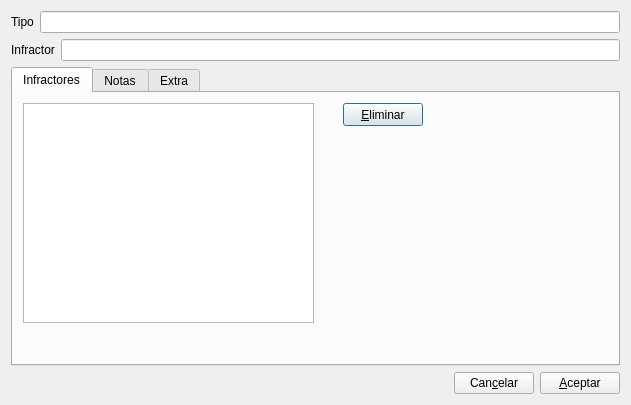
First picture: the form in gui/dlginfraccionentrada.ui, repository rogorido/qtpredicadores, before the edit.
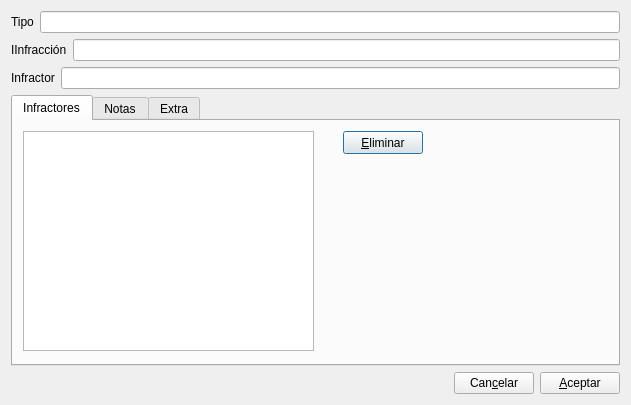
Second picture: the form after the edit. Custom widgets are drawn as their Qt base class.

Commit message: Más funcionalidad del nuevo form dlgInfraccionEntrada

```diff
--- a/gui/dlginfraccionentrada.ui
+++ b/gui/dlginfraccionentrada.ui
@@ -28,6 +28,20 @@
      </item>
     </layout>
    </item>
+   <item>
+    <layout class="QHBoxLayout" name="horizontalLayout_4">
+     <item>
+      <widget class="QLabel" name="label_3">
+       <property name="text">
+        <string>IInfracción</string>
+       </property>
+      </widget>
+     </item>
+     <item>
+      <widget class="QLineEdit" name="txtInfraccion"/>
+     </item>
+    </layout>
+   </item>
    <item>
     <layout class="QHBoxLayout" name="horizontalLayout">
      <item>
```
Left out of the diff: 7 changed lines with no effect on the pictures. The commit also changes 3 other files.
